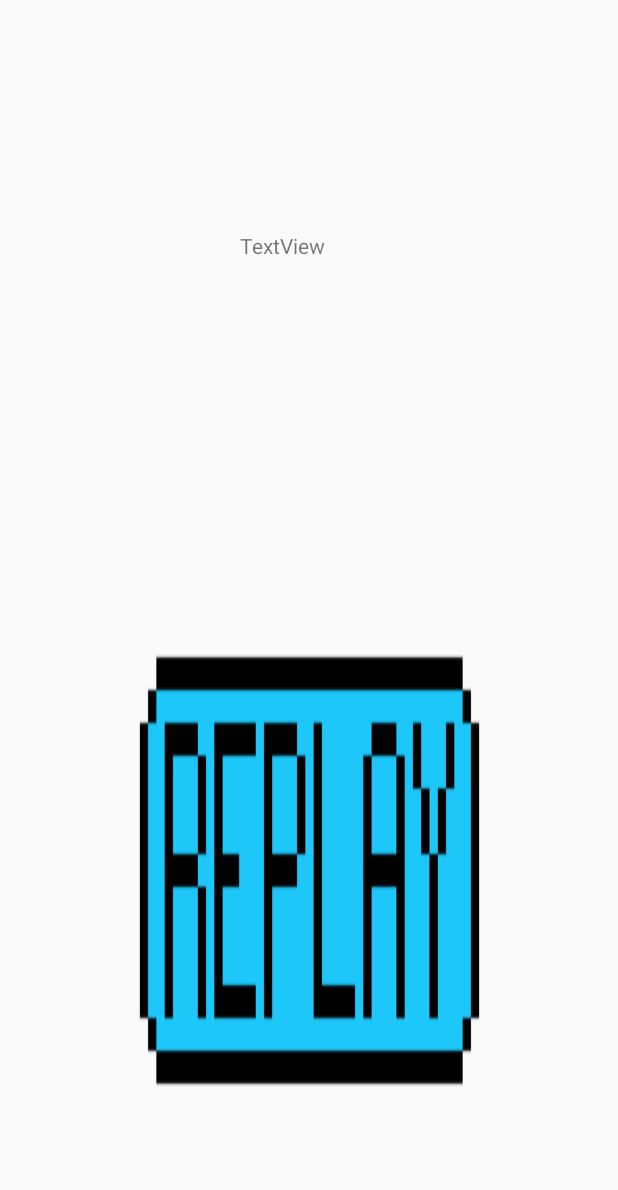
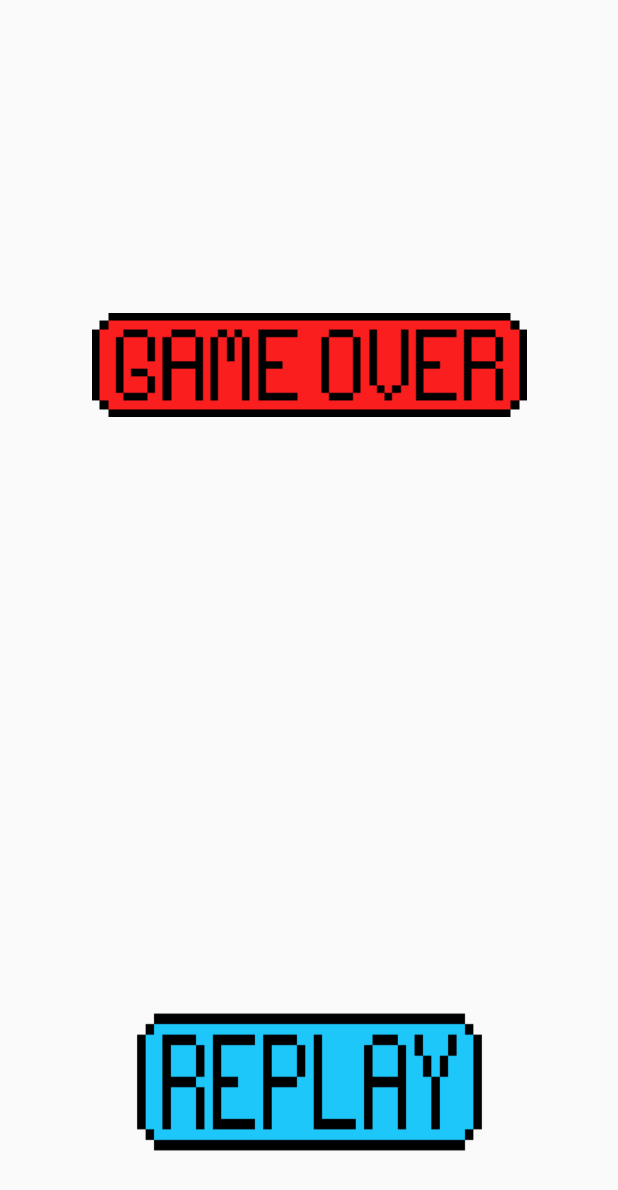
Before and after one commit to AmosWei/TetrisGame, an Android app: the GameOverActivity screen opened directly, with no data from a screen before it, on a phone screen of 412 x 824 dp. Shown: the top 1190 px of the screen. Run offline under Robolectric (Android 15) with nearby library versions, the phone set to English and light mode, and no system bars.

Commit message:
update gameover

```diff
--- a/app/src/main/res/layout/activity_gameover.xml
+++ b/app/src/main/res/layout/activity_gameover.xml
@@ -7,27 +7,31 @@
 
     <Button
         android:id="@+id/button2"
-        android:layout_width="259dp"
-        android:layout_height="0dp"
+        android:layout_width="263dp"
+        android:layout_height="133dp"
         android:layout_marginBottom="36dp"
         android:background="@drawable/replay"
         android:onClick="playAgain"
         app:layout_constraintBottom_toBottomOf="parent"
         app:layout_constraintEnd_toEndOf="parent"
         app:layout_constraintHorizontal_bias="0.504"
+        app:layout_constraintStart_toStartOf="parent" />
+
+    <ImageView
+        android:id="@+id/imageView8"
+        android:layout_width="405dp"
+        android:layout_height="203dp"
+        android:layout_marginBottom="207dp"
+        android:layout_marginEnd="16dp"
+        android:layout_marginStart="16dp"
+        android:layout_marginTop="16dp"
+        android:scaleType="center"
+        app:layout_constraintBottom_toTopOf="@+id/button2"
+        app:layout_constraintEnd_toEndOf="parent"
+        app:layout_constraintHorizontal_bias="0.52"
         app:layout_constraintStart_toStartOf="parent"
-        app:layout_constraintTop_toBottomOf="@+id/textView3" />
-
-    <TextView
-        android:id="@+id/textView3"
-        android:layout_width="wrap_content"
-        android:layout_height="wrap_content"
-        android:layout_marginBottom="199dp"
-        android:layout_marginStart="160dp"
-        android:layout_marginTop="154dp"
-        android:text="TextView"
-        app:layout_constraintBottom_toTopOf="@+id/button2"
-        app:layout_constraintStart_toStartOf="parent"
-        app:layout_constraintTop_toTopOf="parent" />
+        app:layout_constraintTop_toTopOf="parent"
+        app:layout_constraintVertical_bias="0.55"
+        app:srcCompat="@drawable/gameover" />
 
 </android.support.constraint.ConstraintLayout>
```
